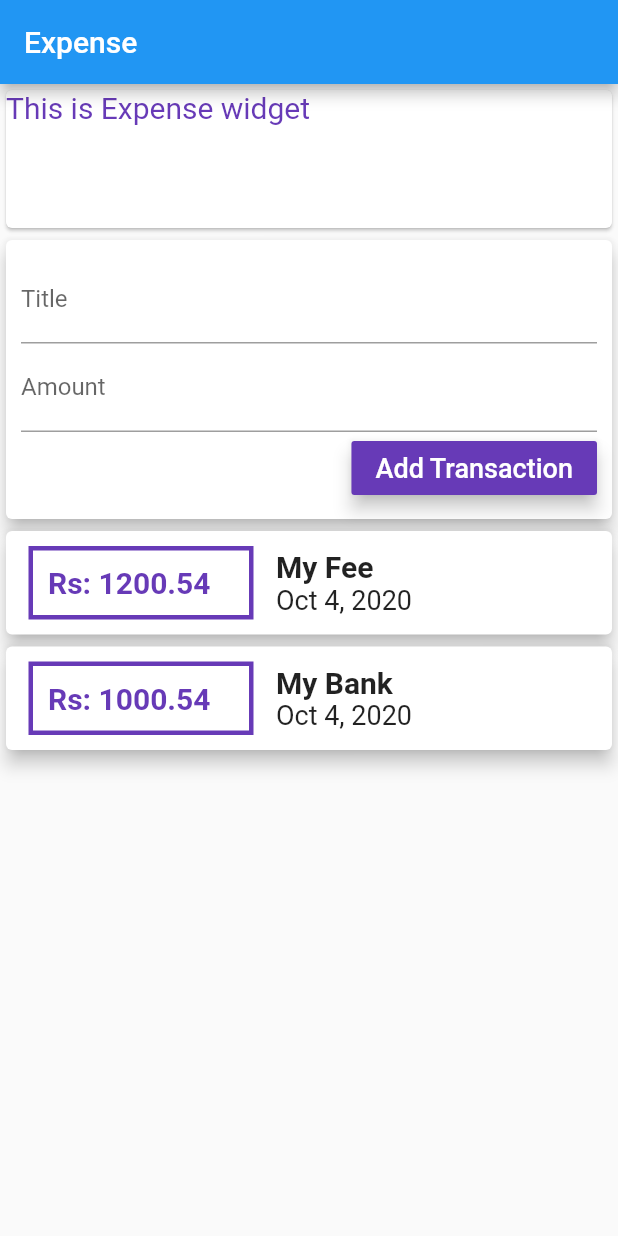
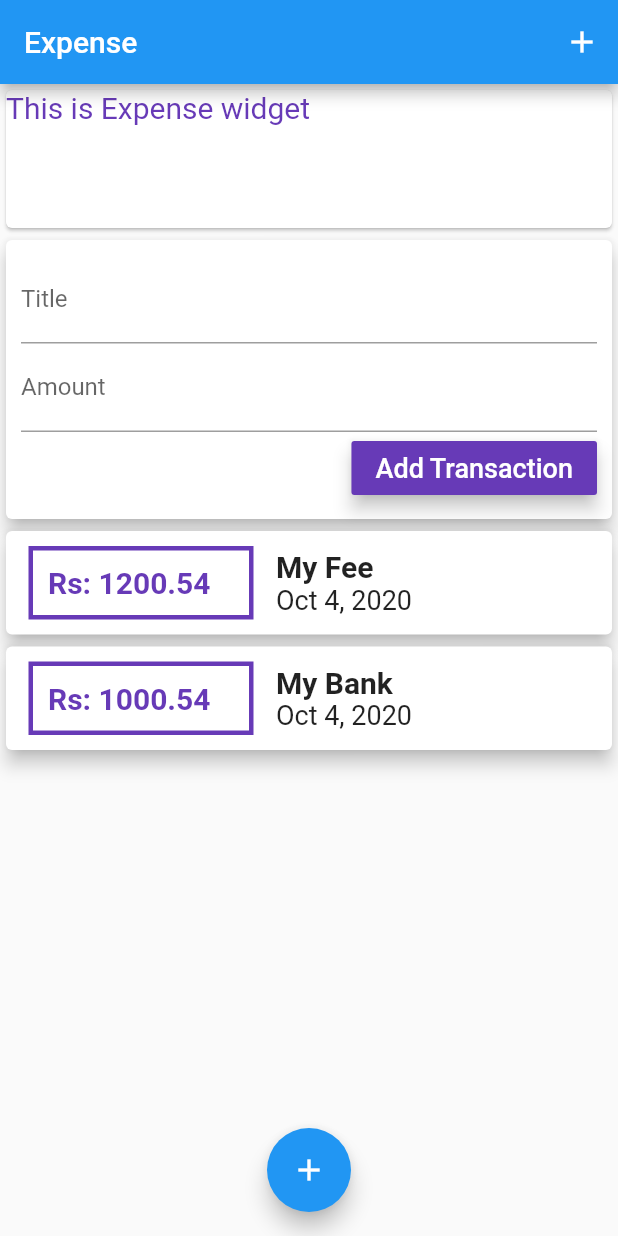
Before and after one commit to aashishtm/expenseflutter, a Flutter app: the screen it shows after launch, on a phone screen of 412 x 824 dp. Run offline on Flutter 3.47's test engine with Material 2 defaults, Android fonts, the phone set to English and light mode, and no system bars.

Commit message:
adding floating button and appbar button (action)

```diff
--- a/lib/main.dart
+++ b/lib/main.dart
@@ -21,6 +21,9 @@ class MyHomePage extends StatelessWidget {
     return Scaffold(
       appBar: AppBar(
         title: Text('Expense'),
+        actions: [
+          IconButton(icon: Icon(Icons.add), onPressed: (){}),
+        ],
       ),
       body: ListView(
         children: [
@@ -40,6 +43,11 @@ class MyHomePage extends StatelessWidget {
           UserTransaction(),
         ],
       ),
+      floatingActionButtonLocation: FloatingActionButtonLocation.centerFloat,
+      floatingActionButton: FloatingActionButton(
+        child: Icon(Icons.add),
+        onPressed: (){},
+      ),
     );
   }
 }
```
Also changed, not shown: pubspec.lock.
